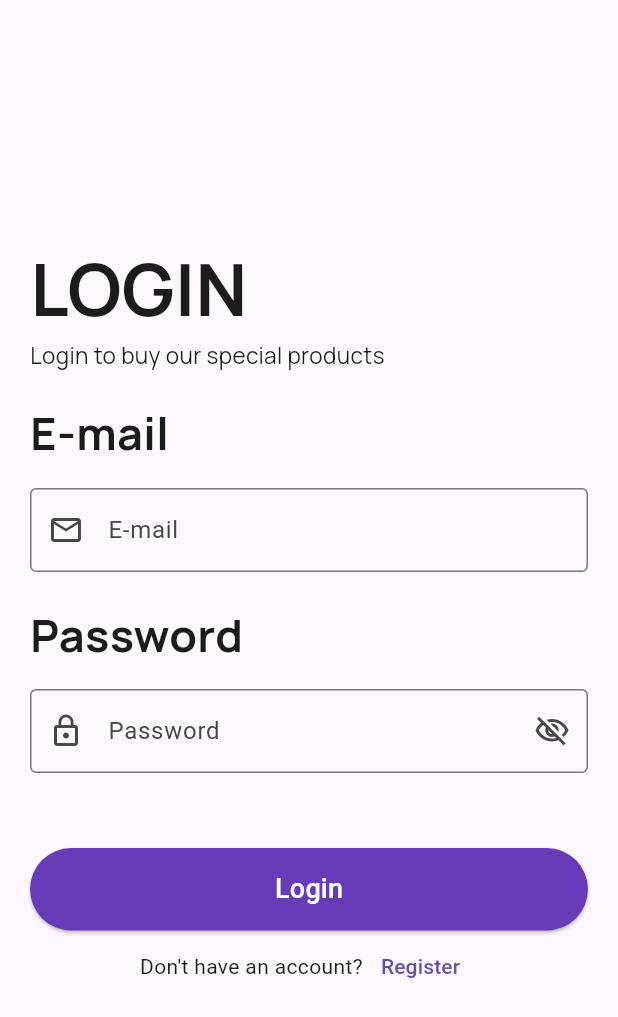
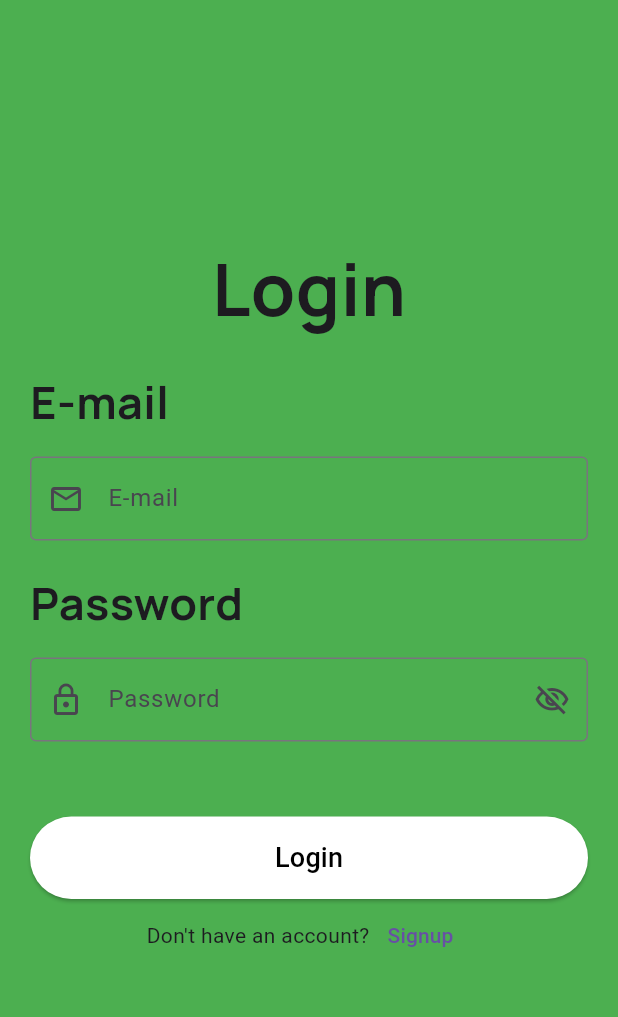
Before and after one commit to mhamoudhossam77/e-commerce_application, a Flutter app: the screen it shows after launch, on a phone screen of 412 x 824 dp. Shown: the top 1017 px of the screen. Run offline on Flutter 3.47's test engine with Material 3 defaults, Android fonts, the phone set to English and light mode, and no system bars; our stand-ins replace bloc, dio, flutter_bloc, google_fonts, shared_preferences.

Commit message:
update task

```diff
--- a/lib/screen/login-screen/login-screen.dart
+++ b/lib/screen/login-screen/login-screen.dart
@@ -20,31 +20,22 @@ class _LoginScreenState extends State<LoginScreen> {
   @override
   Widget build(BuildContext context) {
     return Scaffold(
+      backgroundColor: Colors.green,
       body: Padding(
         padding: const EdgeInsets.all(20.0),
         child: SingleChildScrollView(
           child: Column(
-            mainAxisAlignment: MainAxisAlignment.center,
-            crossAxisAlignment: CrossAxisAlignment.start,
+            crossAxisAlignment: CrossAxisAlignment.center,
             children: [
               SizedBox(
                 height: MediaQuery.of(context).size.height / 6,
               ),
               Text(
-                "LOGIN",
+                "Login",
                 style: GoogleFonts.manrope(
                   textStyle: TextStyle(
                     fontSize: 48.0,
                     fontWeight: FontWeight.bold,
-                  ),
-                ),
-              ),
-              Text(
-                "Login to buy our special products",
-                style: GoogleFonts.manrope(
-                  textStyle: TextStyle(
-                    fontSize: 15.0,
-                    fontWeight: FontWeight.normal,
                   ),
                 ),
               ),
@@ -110,7 +101,7 @@ class _LoginScreenState extends State<LoginScreen> {
                   }
                   return ElevatedButton(
                     style: ElevatedButton.styleFrom(
-                      backgroundColor: Colors.deepPurple,
+                      backgroundColor: Colors.white,
                       minimumSize: const Size(
                         double.infinity,
                         55.0,
@@ -125,7 +116,7 @@ class _LoginScreenState extends State<LoginScreen> {
                     child: const Text(
                       "Login",
                       style: TextStyle(
-                        color: Colors.white,
+                        color: Colors.black,
                         fontSize: 18.0,
                       ),
                     ),
@@ -146,7 +137,7 @@ class _LoginScreenState extends State<LoginScreen> {
                       );
                     },
                     child: const Text(
-                      "Register",
+                      "Signup",
                     ),
                   ),
                 ],
--- a/lib/screen/mainlayout/Main_Layout.dart
+++ b/lib/screen/mainlayout/Main_Layout.dart
@@ -12,12 +12,6 @@ class MainLayout extends StatefulWidget {
 
 class _MainLayoutState extends State<MainLayout> {
   int currentIdx = 0;
-    List<Widget> screens = [
-      Scaffold(),
-      Scaffold(),
-      Scaffold(),
-      Scaffold(),
-    ];
   @override
   Widget build(BuildContext context) {
     return Scaffold(
@@ -63,7 +57,6 @@ class _MainLayoutState extends State<MainLayout> {
           ),
         ],
       ),
-      body: screens[currentIdx],
     );
   }
 }
```
